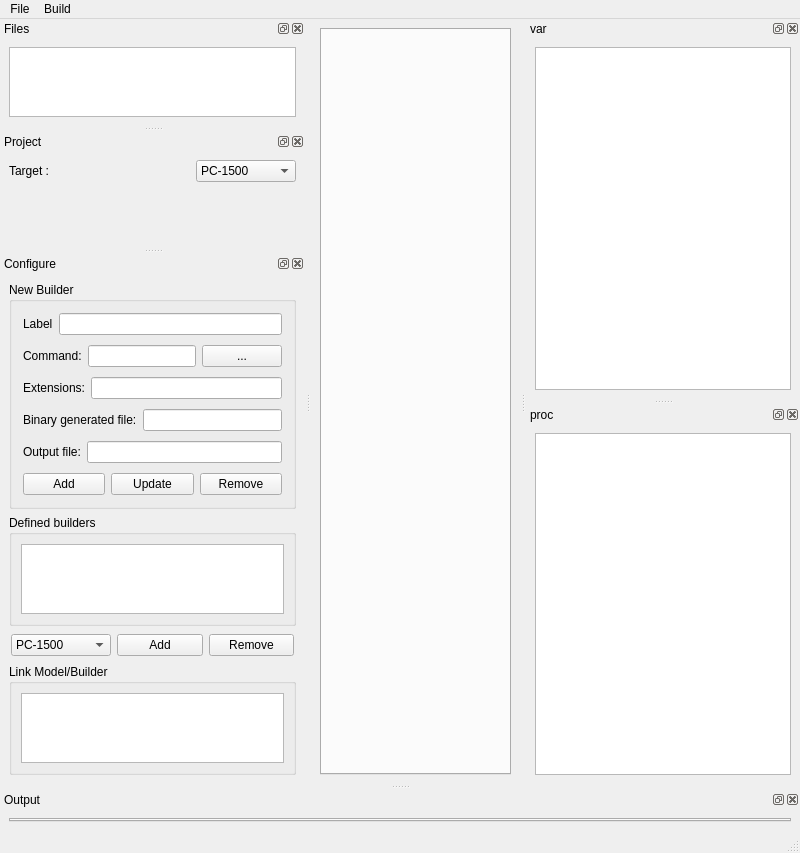
Qt form ui/windowide.ui (TheProjecter/pockemul) before a commit.
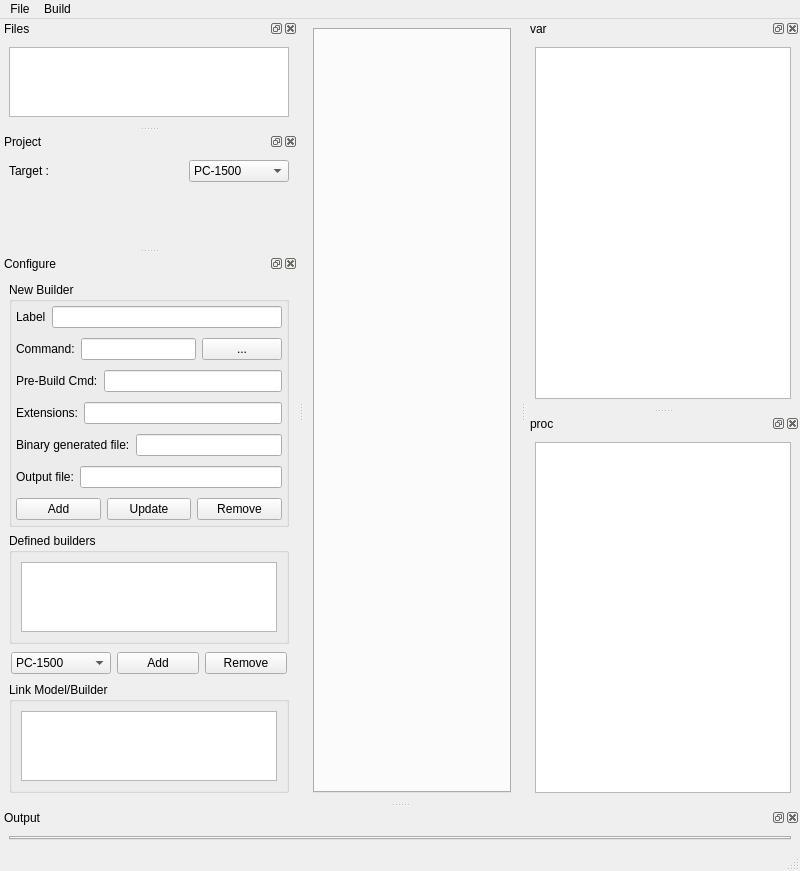
The same form after that commit. Icons and pictures are not drawn.

```diff
--- a/ui/windowide.ui
+++ b/ui/windowide.ui
@@ -343,6 +343,18 @@
         <string>New Builder</string>
        </property>
        <layout class="QVBoxLayout" name="verticalLayout_6">
+        <property name="leftMargin">
+         <number>2</number>
+        </property>
+        <property name="topMargin">
+         <number>2</number>
+        </property>
+        <property name="rightMargin">
+         <number>2</number>
+        </property>
+        <property name="bottomMargin">
+         <number>2</number>
+        </property>
         <item>
          <layout class="QHBoxLayout" name="horizontalLayout_12">
           <property name="leftMargin">
@@ -402,6 +414,32 @@
           </item>
          </layout>
         </item>
+        <item>
+         <layout class="QHBoxLayout" name="horizontalLayout_14">
+          <property name="leftMargin">
+           <number>2</number>
+          </property>
+          <property name="topMargin">
+           <number>2</number>
+          </property>
+          <property name="rightMargin">
+           <number>2</number>
+          </property>
+          <property name="bottomMargin">
+           <number>2</number>
+          </property>
+          <item>
+           <widget class="QLabel" name="label_8">
+            <property name="text">
+             <string>Pre-Build Cmd:</string>
+            </property>
+           </widget>
+          </item>
+          <item>
+           <widget class="QLineEdit" name="leNewBuilderPreBuild"/>
+          </item>
+         </layout>
+        </item>
         <item>
          <layout class="QHBoxLayout" name="horizontalLayout_7">
           <property name="leftMargin">
```
Left out of the diff: 2 changed lines with no effect on the pictures.
